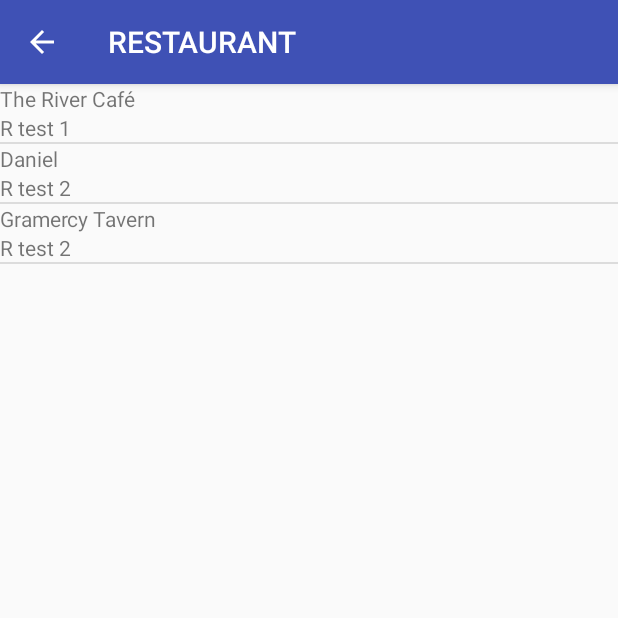
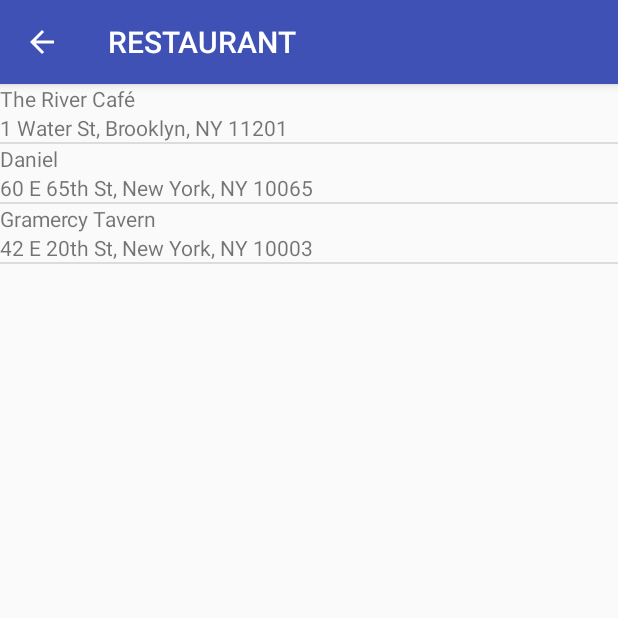
Before and after one commit to arrickx/TourGuideNYC, an Android app: the RestaurantActivity screen opened directly, with no data from a screen before it, on a phone screen of 412 x 824 dp, the top half of it. Run offline under Robolectric (Android 15) with nearby library versions, the phone set to English and light mode, and no system bars; our stand-ins replace ButterKnife.

Commit message:
1. Add location Strings 1. Bind location strings using butter knife 2. Update the attraction locations in different activities

```diff
--- a/app/src/main/java/com/example/android/tourguidenyc/RestaurantActivity.java
+++ b/app/src/main/java/com/example/android/tourguidenyc/RestaurantActivity.java
@@ -10,9 +10,18 @@
 import butterknife.ButterKnife;
 
 public class RestaurantActivity extends AppCompatActivity {
-    @BindString(R.string.the_river_cafe) String theRiverCafe;
-    @BindString(R.string.daniel) String daniel;
-    @BindString(R.string.gramercy_tavern) String gramercyTavern;
+    @BindString(R.string.the_river_cafe)
+    String theRiverCafe;
+    @BindString(R.string.daniel)
+    String daniel;
+    @BindString(R.string.gramercy_tavern)
+    String gramercyTavern;
+    @BindString(R.string.river_cafe_location)
+    String riverCafeLocation;
+    @BindString(R.string.daniel_location)
+    String danielLocation;
+    @BindString(R.string.gramercy_tavern_location)
+    String gramercyTavernLocation;
 
     @Override
     protected void onCreate(Bundle savedInstanceState) {
@@ -23,9 +32,9 @@
         // Create a list of landmark attractions
         final ArrayList<Attraction> attractions = new ArrayList<>();
 
-        attractions.add(new Attraction(theRiverCafe, "R test 1"));
-        attractions.add(new Attraction(daniel, "R test 2"));
-        attractions.add(new Attraction(gramercyTavern, "R test 2"));
+        attractions.add(new Attraction(theRiverCafe, riverCafeLocation));
+        attractions.add(new Attraction(daniel, danielLocation));
+        attractions.add(new Attraction(gramercyTavern, gramercyTavernLocation));
 
         AttractionAdapter adapter = new AttractionAdapter(this, attractions);
 
--- a/app/src/main/res/values/strings.xml
+++ b/app/src/main/res/values/strings.xml
@@ -18,4 +18,16 @@
     <string name="times_square_ball_drop">Times Square Ball Drop</string>
     <string name="macys_thanksgiving_parade">Macy\'s Thanksgiving Day Parade</string>
     <string name="new_york_city_marathon">New York City Marathon</string>
+    <string name="statue_location">New York, NY 10004</string>
+    <string name="park_location">New York, NY 10023</string>
+    <string name="times_square_location">New York, NY 10036</string>
+    <string name="met_location">1000 5th Ave, New York, NY 10028</string>
+    <string name="moma_location">11 W 53rd St, New York, NY 10019</string>
+    <string name="amnh_location">Central Park West and 79th St, New York, NY 10024</string>
+    <string name="river_cafe_location">1 Water St, Brooklyn, NY 11201</string>
+    <string name="daniel_location">60 E 65th St, New York, NY 10065</string>
+    <string name="gramercy_tavern_location">42 E 20th St, New York, NY 10003</string>
+    <string name="ball_drop_location">One Times Square, New York, NY 10036</string>
+    <string name="parade_location">Route from Central Park to Macy\'s Herald Square</string>
+    <string name="marathon_location">Run through five boroughs of New York City</string>
 </resources>
```
Also changed, not shown: app/src/main/java/com/example/android/tourguidenyc/EventActivity.java (+10 -4 lines), app/src/main/java/com/example/android/tourguidenyc/LandmarkActivity.java (+9 -3 lines), app/src/main/java/com/example/android/tourguidenyc/MuseumActivity.java (+11 -4 lines).
